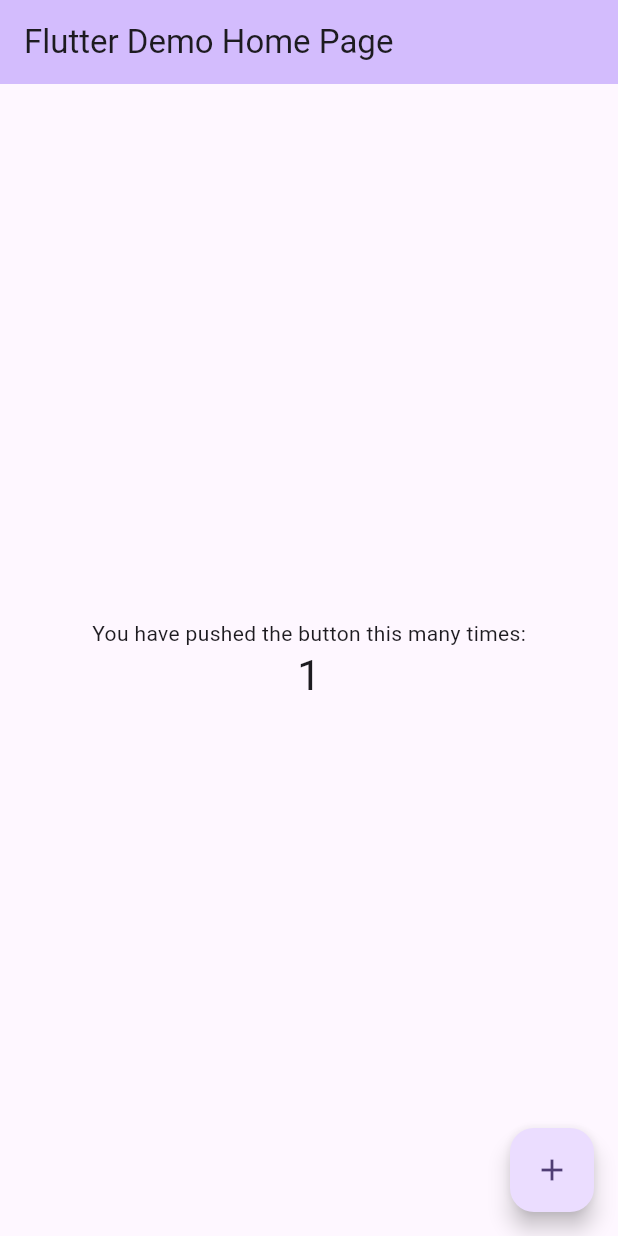
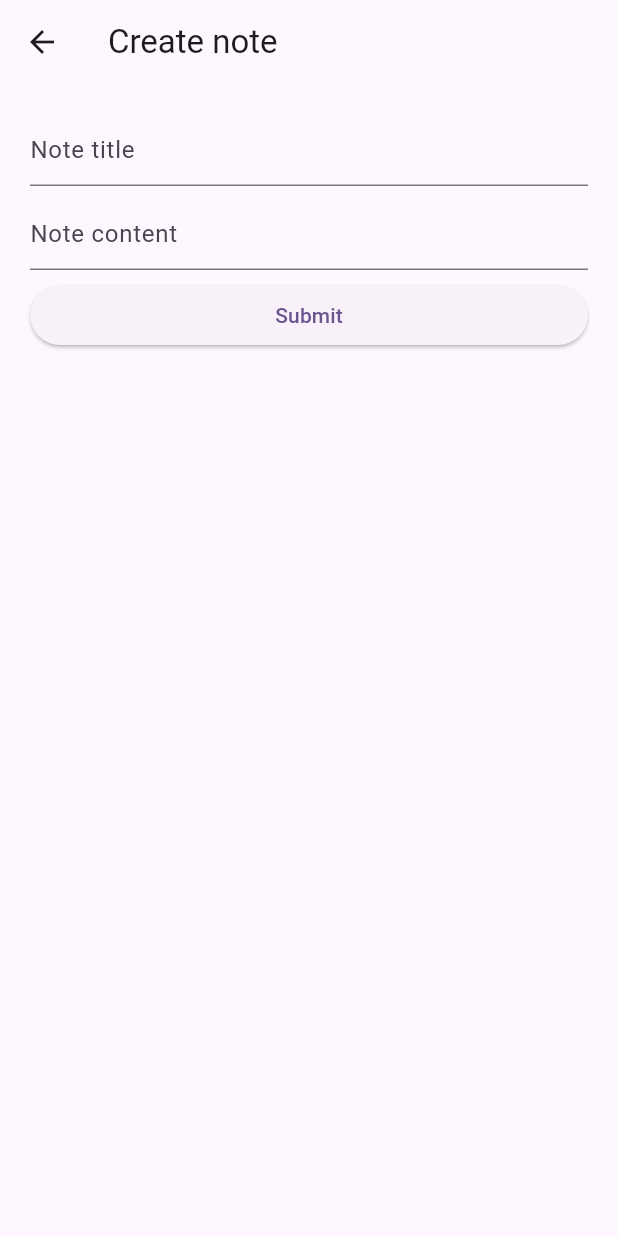
Before and after one commit to hello-favour/Consuming-Rest-API, a Flutter app: the screen it shows after launch, after a tap on the "add" icon, on a phone screen of 412 x 824 dp. Run offline on Flutter 3.47's test engine with Material 3 defaults, Android fonts, the phone set to English and light mode, and no system bars.

Commit message:
created a view for note list, note delete, note modify, also a model

```diff
--- a/lib/main.dart
+++ b/lib/main.dart
@@ -1,3 +1,4 @@
+import 'package:consuming_rest_api/views/note_list.dart';
 import 'package:flutter/material.dart';
 
 void main() {
@@ -7,119 +8,15 @@
 class MyApp extends StatelessWidget {
   const MyApp({super.key});
 
-  // This widget is the root of your application.
   @override
   Widget build(BuildContext context) {
     return MaterialApp(
       title: 'Flutter Demo',
       theme: ThemeData(
-        // This is the theme of your application.
-        //
-        // TRY THIS: Try running your application with "flutter run". You'll see
-        // the application has a purple toolbar. Then, without quitting the app,
-        // try changing the seedColor in the colorScheme below to Colors.green
-        // and then invoke "hot reload" (save your changes or press the "hot
-        // reload" button in a Flutter-supported IDE, or press "r" if you used
-        // the command line to start the app).
-        //
-        // Notice that the counter didn't reset back to zero; the application
-        // state is not lost during the reload. To reset the state, use hot
-        // restart instead.
-        //
-        // This works for code too, not just values: Most code changes can be
-        // tested with just a hot reload.
         colorScheme: ColorScheme.fromSeed(seedColor: Colors.deepPurple),
         useMaterial3: true,
       ),
-      home: const MyHomePage(title: 'Flutter Demo Home Page'),
+      home: NoteList(),
     );
   }
 }
-
-class MyHomePage extends StatefulWidget {
-  const MyHomePage({super.key, required this.title});
-
-  // This widget is the home page of your application. It is stateful, meaning
-  // that it has a State object (defined below) that contains fields that affect
-  // how it looks.
-
-  // This class is the configuration for the state. It holds the values (in this
-  // case the title) provided by the parent (in this case the App widget) and
-  // used by the build method of the State. Fields in a Widget subclass are
-  // always marked "final".
-
-  final String title;
-
-  @override
-  State<MyHomePage> createState() => _MyHomePageState();
-}
-
-class _MyHomePageState extends State<MyHomePage> {
-  int _counter = 0;
-
-  void _incrementCounter() {
-    setState(() {
-      // This call to setState tells the Flutter framework that something has
-      // changed in this State, which causes it to rerun the build method below
-      // so that the display can reflect the updated values. If we changed
-      // _counter without calling setState(), then the build method would not be
-      // called again, and so nothing would appear to happen.
-      _counter++;
-    });
-  }
-
-  @override
-  Widget build(BuildContext context) {
-    // This method is rerun every time setState is called, for instance as done
-    // by the _incrementCounter method above.
-    //
-    // The Flutter framework has been optimized to make rerunning build methods
-    // fast, so that you can just rebuild anything that needs updating rather
-    // than having to individually change instances of widgets.
-    return Scaffold(
-      appBar: AppBar(
-        // TRY THIS: Try changing the color here to a specific color (to
-        // Colors.amber, perhaps?) and trigger a hot reload to see the AppBar
-        // change color while the other colors stay the same.
-        backgroundColor: Theme.of(context).colorScheme.inversePrimary,
-        // Here we take the value from the MyHomePage object that was created by
-        // the App.build method, and use it to set our appbar title.
-        title: Text(widget.title),
-      ),
-      body: Center(
-        // Center is a layout widget. It takes a single child and positions it
-        // in the middle of the parent.
-        child: Column(
-          // Column is also a layout widget. It takes a list of children and
-          // arranges them vertically. By default, it sizes itself to fit its
-          // children horizontally, and tries to be as tall as its parent.
-          //
-          // Column has various properties to control how it sizes itself and
-          // how it positions its children. Here we use mainAxisAlignment to
-          // center the children vertically; the main axis here is the vertical
-          // axis because Columns are vertical (the cross axis would be
-          // horizontal).
-          //
-          // TRY THIS: Invoke "debug painting" (choose the "Toggle Debug Paint"
-          // action in the IDE, or press "p" in the console), to see the
-          // wireframe for each widget.
-          mainAxisAlignment: MainAxisAlignment.center,
-          children: <Widget>[
-            const Text(
-              'You have pushed the button this many times:',
-            ),
-            Text(
-              '$_counter',
-              style: Theme.of(context).textTheme.headlineMedium,
-            ),
-          ],
-        ),
-      ),
-      floatingActionButton: FloatingActionButton(
-        onPressed: _incrementCounter,
-        tooltip: 'Increment',
-        child: const Icon(Icons.add),
-      ), // This trailing comma makes auto-formatting nicer for build methods.
-    );
-  }
-}
--- /dev/null
+++ b/lib/views/note_list.dart
@@ -0,0 +1,101 @@
+import 'package:consuming_rest_api/models/notes_for_list.dart';
+import 'package:consuming_rest_api/views/note_delete.dart';
+import 'package:consuming_rest_api/views/note_modify.dart';
+import 'package:flutter/material.dart';
+
+class NoteList extends StatelessWidget {
+  // const NoteList({super.key});
+
+  final notes = [
+    NoteForList(
+      noteID: "1",
+      noteTitle: "Note 1",
+      createDateTime: DateTime.now(),
+      latestEditedTime: DateTime.now(),
+    ),
+    NoteForList(
+      noteID: "2",
+      noteTitle: "Note 2",
+      createDateTime: DateTime.now(),
+      latestEditedTime: DateTime.now(),
+    ),
+    NoteForList(
+      noteID: "3",
+      noteTitle: "Note 3",
+      createDateTime: DateTime.now(),
+      latestEditedTime: DateTime.now(),
+    ),
+  ];
+
+  String formateDateTime(DateTime dateTime) {
+    return "${dateTime.day}/${dateTime.month}/${dateTime.year}";
+  }
+
+  @override
+  Widget build(BuildContext context) {
+    return Scaffold(
+      appBar: AppBar(
+        title: const Text("List of notes"),
+      ),
+      floatingActionButton: FloatingActionButton(
+        onPressed: () {
+          Navigator.of(context).push(
+            MaterialPageRoute(
+              builder: (context) => const NoteModify(),
+            ),
+          );
+        },
+        child: const Icon(Icons.add),
+      ),
+      body: ListView.separated(
+        itemCount: notes.length,
+        separatorBuilder: (BuildContext context, index) => const Divider(
+          height: 1,
+          color: Colors.green,
+        ),
+        itemBuilder: (BuildContext context, index) {
+          final fetchNotes = notes[index];
+          return Dismissible(
+            key: ValueKey(fetchNotes.noteID),
+            direction: DismissDirection.startToEnd,
+            onDismissed: (direction) {},
+            confirmDismiss: (direct) async {
+              final result = await showDialog(
+                context: context,
+                builder: (BuildContext context) => const NoteDelete(),
+              );
+              print(result);
+              return result;
+            },
+            background: Container(
+              color: Colors.red,
+              padding: const EdgeInsets.only(left: 16),
+              child: const Align(
+                alignment: Alignment.centerLeft,
+                child: Icon(
+                  Icons.delete,
+                  color: Colors.white,
+                ),
+              ),
+            ),
+            child: ListTile(
+              onTap: () {
+                Navigator.of(context).push(
+                  MaterialPageRoute(
+                    builder: (context) => NoteModify(noteID: fetchNotes.noteID),
+                  ),
+                );
+              },
+              title: Text(
+                fetchNotes.noteTitle,
+                style: TextStyle(color: Theme.of(context).primaryColor),
+              ),
+              subtitle: Text(
+                  "Last edited on ${formateDateTime(fetchNotes.latestEditedTime)}"),
+            ),
+          );
+        },
+      ),
+    );
+  }
+}
--- /dev/null
+++ b/lib/views/note_modify.dart
@@ -0,0 +1,49 @@
+import 'package:flutter/material.dart';
+
+class NoteModify extends StatelessWidget {
+  final String? noteID;
+
+  bool get isEditing => noteID != null;
+  const NoteModify({
+    Key? key,
+    this.noteID,
+  }) : super(key: key);
+
+  @override
+  Widget build(BuildContext context) {
+    return Scaffold(
+      appBar: AppBar(
+        title: Text(isEditing ? "Edit note" : "Create note"),
+      ),
+      body: Padding(
+        padding: const EdgeInsets.all(20.0),
+        child: Column(
+          children: [
+            const TextField(
+              decoration: InputDecoration(
+                hintText: "Note title",
+              ),
+            ),
+            const SizedBox(height: 8),
+            const TextField(
+              decoration: InputDecoration(
+                hintText: "Note content",
+              ),
+            ),
+            const SizedBox(height: 10),
+            SizedBox(
+              width: double.infinity,
+              height: 40,
+              child: ElevatedButton(
+                onPressed: () {
+                  Navigator.pop(context);
+                },
+                child: const Text("Submit"),
+              ),
+            ),
+          ],
+        ),
+      ),
+    );
+  }
+}
```
Also changed, not shown: lib/models/notes_for_list.dart (added, +14 -0 lines), lib/views/note_delete.dart (added, +27 -0 lines).
